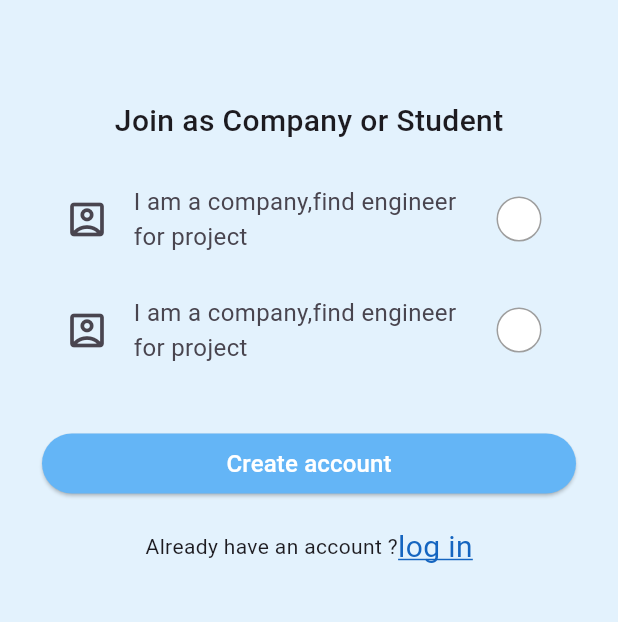
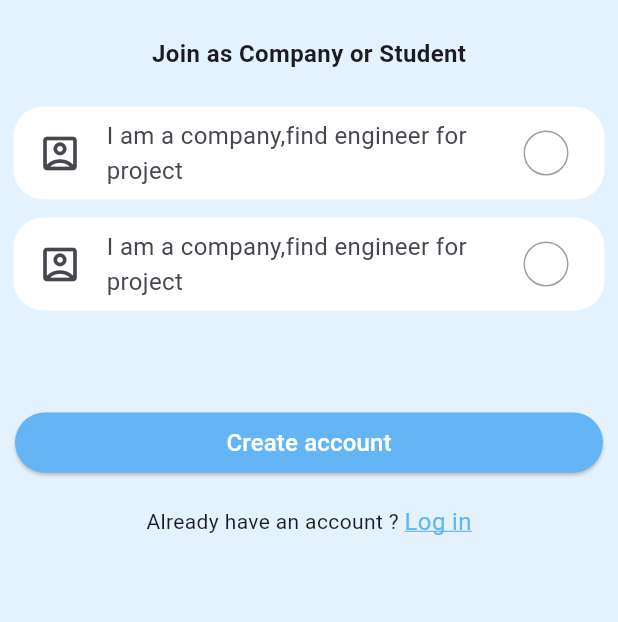
Before and after one commit to losikilove/student_hub, a Flutter app: the screen it shows after launch, on a phone screen of 412 x 824 dp, the part 84-706 px from its top. Run offline on Flutter 3.47's test engine with Material 3 defaults, Android fonts, the phone set to English and light mode, and no system bars; drawn by our look-alikes of roundcheckbox.

Commit message:
sign_up_set_up2

```diff
--- a/lib/main.dart
+++ b/lib/main.dart
@@ -1,6 +1,6 @@
 import 'package:flutter/material.dart';
 import 'package:student_hub/screens/registration_two_student_screen.dart';
-import 'package:student_hub/screens/Sign_up_Setup2.dart';
+import 'package:student_hub/screens/signupsetup1.dart';
 void main() {
   runApp(const MaterialApp(
     debugShowCheckedModeBanner: false,
--- a/lib/screens/Sign_up_Setup2.dart
+++ /dev/null
@@ -1,96 +0,0 @@
-import 'package:flutter/material.dart';
-import '../components/custom_button.dart';
-import 'package:roundcheckbox/roundcheckbox.dart';
-import 'package:student_hub/components/initial_body.dart';
-import '../utils/color_util.dart';
-import '../components/custom_appbar.dart';
-class SignUpSetup1 extends StatefulWidget {
-  const SignUpSetup1({super.key});
-
-  @override
-  State<SignUpSetup1> createState() => _SignUpSetup1State();
-}
-
-class _SignUpSetup1State extends State<SignUpSetup1> {
-  @override
-  Widget build(BuildContext context) {
-    return Scaffold(
-       appBar: CustomAppbar(
-        onPressed: (){},
-        currentContext: context,
-      ),
-      body: InitialBody(
-        child: Column(
-          children: [
-            Container(
-              alignment: Alignment.center,
-              margin:const  EdgeInsets.only(top: 30.0,bottom: 20.0),
-              child: const Text("Join as Company or Student",style: TextStyle(fontSize: 20,fontWeight: FontWeight.w500),),
-            ),
-             Container(
-                height: 170,
-                child: ListView(
-                  children: [
-                    ListItem(),
-                    ListItem(),
-                  ],
-                ),
-              ),
-              Container(
-                margin:const EdgeInsets.only(bottom: 17.0,left: 10.0,right: 10.0),
-                child: CustomButton(text: "Create account",
-                onPressed: (){},
-                size: CustomButtonSize.large,
-              ),
-
-            ),
-               Row(
-                  mainAxisAlignment: MainAxisAlignment.center,
-                  children: [
-                    const Text("Already have an account ?"),
-                    GestureDetector(
-                      onTap: (){
-
-                      },
-                      child:const Text("log in",
-                      style: TextStyle(fontSize: 20,
-                      decoration:TextDecoration.underline,
-                      decorationColor:ColorUtil.darkPrimary,
-                      color: ColorUtil.darkPrimary,)
-                    )
-                  )
-                ],
-            )
-          ],
-        )
-      ),
-
-
-    );
-  }
-}
-
-class ListItem extends StatelessWidget {
-  const ListItem({
-    super.key,
-  });
-
-  @override
-  Widget build(BuildContext context) {
-    return Container(
-      margin:const EdgeInsets.only(left:9,right:9,bottom: 12.0),
-      child: ListTile(
-        shape: RoundedRectangleBorder(borderRadius: BorderRadius.circular(20)),
-        tileColor:Colors.white,
-        subtitle: const Text("I am a company,find engineer for project",style: TextStyle(fontSize: 16),),
-        leading: const Icon(Icons.account_box_outlined,size: 30,),
-        trailing: RoundCheckBox(
-          onTap: (selected) {},
-          size: 30,
-          uncheckedColor: Colors.white,
-          checkedColor: Colors.blue,
-        ),
-      ),
-    );
-  }
-}
--- /dev/null
+++ b/lib/screens/signupsetup1.dart
@@ -0,0 +1,120 @@
+
+
+import 'package:flutter/material.dart';
+
+import 'package:student_hub/components/custom_anchor.dart';
+import 'package:student_hub/components/custom_text.dart';
+import 'package:student_hub/utils/color_util.dart';
+import 'package:student_hub/utils/spacing_util.dart';
+import '../components/custom_button.dart';
+import 'package:roundcheckbox/roundcheckbox.dart';
+
+
+import '../components/custom_appbar.dart';
+class SignUpSetup1 extends StatefulWidget {
+  const SignUpSetup1({super.key});
+
+  @override
+  State<SignUpSetup1> createState() => _SignUpSetup1State();
+}
+
+class _SignUpSetup1State extends State<SignUpSetup1> {
+  bool checkbox1Value = false;
+  bool checkbox2Value = false;
+  @override
+  Widget build(BuildContext context) {
+    return Scaffold(
+       backgroundColor: ColorUtil.lightPrimary,
+       appBar: CustomAppbar(
+        onPressed: (){},
+        currentContext: context,
+      ),
+      body: Column(
+          children: [
+            SizedBox(
+              height: SpacingUtil.mediumHeight,
+            ),
+            Center(child: CustomText(text:"Join as Company or Student",isBold: true,)),
+
+            SizedBox(
+              height: SpacingUtil.mediumHeight,
+            ),
+            Container(
+              height: 200,
+              child: ListView(
+                children: [
+                  Container(
+      margin:const EdgeInsets.only(left:9,right:9,bottom: 12.0),
+      child: ListTile(
+        shape: RoundedRectangleBorder(borderRadius: BorderRadius.circular(20)),
+        tileColor: Colors.white,
+        subtitle: const Text("I am a company,find engineer for project",style: TextStyle(fontSize: 16),),
+        leading: const Icon(Icons.account_box_outlined,size: 30,),
+        trailing: RoundCheckBox(
+          isChecked:checkbox1Value ,
+          onTap: (bool? value ) {
+             if (value != null) {
+             setState(() {
+              checkbox1Value = value;
+              checkbox2Value = !value;
+            });
+            }
+          },
+          size: 30,
+          uncheckedColor: Colors.white,
+          checkedColor: Colors.blue,
+        ),
+      ),
+    ),
+    Container(
+      margin:const EdgeInsets.only(left:9,right:9,bottom: 12.0),
+      child: ListTile(
+        shape: RoundedRectangleBorder(borderRadius: BorderRadius.circular(20)),
+        tileColor: Colors.white,
+        subtitle: const Text("I am a company,find engineer for project",style: TextStyle(fontSize: 16),),
+        leading: const Icon(Icons.account_box_outlined,size: 30,),
+        trailing: RoundCheckBox(
+          isChecked: checkbox2Value,
+          onTap: (bool? value) {
+            if (value != null) {
+             setState(() {
+              checkbox2Value = value;
+              checkbox1Value = !value;
+            });
+            }
+
+
+          },
+          size: 30,
+          uncheckedColor: Colors.white,
+          checkedColor: Colors.blue,
+        ),
+      ),
+    )
+                ],
+               ),
+            ),
+
+
+              Container(
+                margin:const EdgeInsets.only(bottom: 17.0,left: 10.0,right: 10.0),
+                child: CustomButton(text: "Create account",
+                onPressed: (){},
+                size: CustomButtonSize.large,
+              ),
+
+            ),
+               Row(
+                  mainAxisAlignment: MainAxisAlignment.center,
+                  children: [
+                    const Text("Already have an account ? "),
+                    CustomAnchor(text: "Log in", onTap: (){})
+                ],
+            )
+          ],
+        ),
+
+
+    );
+  }
+}
```
Also changed, not shown: pubspec.lock, 1 other file.
